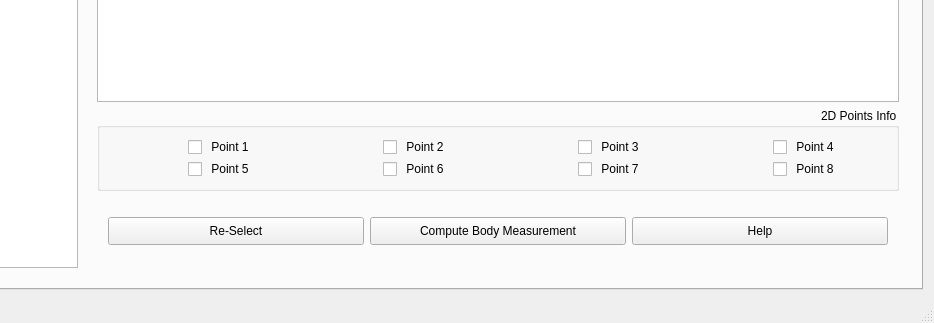
chenyangcheung/QinchuanCattleBMS, file mainwindow.ui: the form before one commit; both pictures show x 205 to 1139 and y 416 to 739 of the 1139 by 739 pixel window.
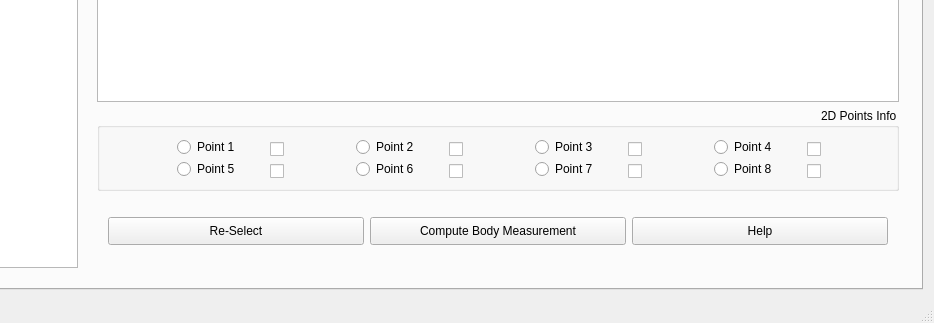
The form after the commit. Custom widgets are drawn as their Qt base class.

Commit message:
Complete basic function of selecting points
* using new graphics scene
* add ratio buttons for every point
* only when selecting ratio for point it works

```diff
--- a/mainwindow.ui
+++ b/mainwindow.ui
@@ -587,26 +587,63 @@
               <item row="0" column="0">
                <layout class="QHBoxLayout" name="horizontalLayout_4">
                 <item>
-                 <widget class="QLabel" name="label">
+                 <widget class="QCheckBox" name="point4Checkbox">
+                  <property name="sizePolicy">
+                   <sizepolicy hsizetype="Minimum" vsizetype="Fixed">
+                    <horstretch>0</horstretch>
+                    <verstretch>1</verstretch>
+                   </sizepolicy>
+                  </property>
                   <property name="minimumSize">
                    <size>
-                    <width>64</width>
+                    <width>20</width>
+                    <height>20</height>
+                   </size>
+                  </property>
+                  <property name="maximumSize">
+                   <size>
+                    <width>20</width>
+                    <height>20</height>
+                   </size>
+                  </property>
+                  <property name="text">
+                   <string/>
+                  </property>
+                 </widget>
+                </item>
+                <item>
+                 <widget class="QLabel" name="point4Label">
+                  <property name="minimumSize">
+                   <size>
+                    <width>61</width>
                     <height>16</height>
                    </size>
                   </property>
+                  <property name="maximumSize">
+                   <size>
+                    <width>61</width>
+                    <height>16</height>
+                   </size>
+                  </property>
                   <property name="text">
-                   <string> Point 4</string>
+                   <string>Point 4</string>
                   </property>
                  </widget>
                 </item>
                 <item>
-                 <widget class="QCheckBox" name="checkBox">
+                 <widget class="QRadioButton" name="point4Ratio">
                   <property name="minimumSize">
                    <size>
                     <width>16</width>
                     <height>16</height>
                    </size>
                   </property>
+                  <property name="maximumSize">
+                   <size>
+                    <width>16</width>
+                    <height>16</height>
+                   </size>
+                  </property>
                   <property name="text">
                    <string/>
                   </property>
@@ -617,26 +654,63 @@
               <item row="0" column="1">
                <layout class="QHBoxLayout" name="horizontalLayout_5">
                 <item>
-                 <widget class="QLabel" name="label_2">
+                 <widget class="QCheckBox" name="point3Checkbox">
+                  <property name="sizePolicy">
+                   <sizepolicy hsizetype="Minimum" vsizetype="Fixed">
+                    <horstretch>0</horstretch>
+                    <verstretch>1</verstretch>
+                   </sizepolicy>
+                  </property>
                   <property name="minimumSize">
                    <size>
-                    <width>64</width>
+                    <width>20</width>
+                    <height>20</height>
+                   </size>
+                  </property>
+                  <property name="maximumSize">
+                   <size>
+                    <width>20</width>
+                    <height>20</height>
+                   </size>
+                  </property>
+                  <property name="text">
+                   <string/>
+                  </property>
+                 </widget>
+                </item>
+                <item>
+                 <widget class="QLabel" name="point3Label">
+                  <property name="minimumSize">
+                   <size>
+                    <width>61</width>
                     <height>16</height>
                    </size>
                   </property>
+                  <property name="maximumSize">
+                   <size>
+                    <width>61</width>
+                    <height>16</height>
+                   </size>
+                  </property>
                   <property name="text">
-                   <string> Point 3</string>
+                   <string>Point 3</string>
                   </property>
                  </widget>
                 </item>
                 <item>
-                 <widget class="QCheckBox" name="checkBox_2">
+                 <widget class="QRadioButton" name="point3Ratio">
                   <property name="minimumSize">
                    <size>
                     <width>16</width>
                     <height>16</height>
                    </size>
                   </property>
+                  <property name="maximumSize">
+                   <size>
+                    <width>16</width>
+                    <height>16</height>
+                   </size>
+                  </property>
                   <property name="text">
                    <string/>
                   </property>
@@ -647,26 +721,63 @@
               <item row="0" column="2">
                <layout class="QHBoxLayout" name="horizontalLayout_6">
                 <item>
-                 <widget class="QLabel" name="label_3">
+                 <widget class="QCheckBox" name="checkBox_7">
+                  <property name="sizePolicy">
+                   <sizepolicy hsizetype="Minimum" vsizetype="Fixed">
+                    <horstretch>0</horstretch>
+                    <verstretch>1</verstretch>
+                   </sizepolicy>
+                  </property>
                   <property name="minimumSize">
                    <size>
-                    <width>64</width>
+                    <width>20</width>
+                    <height>20</height>
+                   </size>
+                  </property>
+                  <property name="maximumSize">
+                   <size>
+                    <width>20</width>
+                    <height>20</height>
+                   </size>
+                  </property>
+                  <property name="text">
+                   <string/>
+                  </property>
+                 </widget>
+                </item>
+                <item>
+                 <widget class="QLabel" name="point2Label">
+                  <property name="minimumSize">
+                   <size>
+                    <width>61</width>
                     <height>16</height>
                    </size>
                   </property>
+                  <property name="maximumSize">
+                   <size>
+                    <width>61</width>
+                    <height>16</height>
+                   </size>
+                  </property>
                   <property name="text">
-                   <string> Point 2</string>
+                   <string>Point 2</string>
                   </property>
                  </widget>
                 </item>
                 <item>
-                 <widget class="QCheckBox" name="checkBox_3">
+                 <widget class="QRadioButton" name="point2Ratio">
                   <property name="minimumSize">
                    <size>
                     <width>16</width>
                     <height>16</height>
                    </size>
                   </property>
+                  <property name="maximumSize">
+                   <size>
+                    <width>16</width>
+                    <height>16</height>
+                   </size>
+                  </property>
                   <property name="text">
                    <string/>
                   </property>
@@ -677,29 +788,63 @@
               <item row="0" column="3">
                <layout class="QHBoxLayout" name="horizontalLayout_7">
                 <item>
-                 <widget class="QLabel" name="label_4">
+                 <widget class="QCheckBox" name="point1CheckBox">
+                  <property name="sizePolicy">
+                   <sizepolicy hsizetype="Minimum" vsizetype="Fixed">
+                    <horstretch>0</horstretch>
+                    <verstretch>1</verstretch>
+                   </sizepolicy>
+                  </property>
                   <property name="minimumSize">
                    <size>
-                    <width>64</width>
+                    <width>20</width>
+                    <height>20</height>
+                   </size>
+                  </property>
+                  <property name="maximumSize">
+                   <size>
+                    <width>20</width>
+                    <height>20</height>
+                   </size>
+                  </property>
+                  <property name="text">
+                   <string/>
+                  </property>
+                 </widget>
+                </item>
+                <item>
+                 <widget class="QLabel" name="point1Label">
+                  <property name="minimumSize">
+                   <size>
+                    <width>61</width>
                     <height>16</height>
                    </size>
                   </property>
-                  <property name="mouseTracking">
-                   <bool>false</bool>
+                  <property name="maximumSize">
+                   <size>
+                    <width>61</width>
+                    <height>16</height>
+                   </size>
                   </property>
                   <property name="text">
-                   <string> Point 1</string>
+                   <string>Point 1</string>
                   </property>
                  </widget>
                 </item>
                 <item>
-                 <widget class="QCheckBox" name="checkBox_4">
+                 <widget class="QRadioButton" name="point1Ratio">
                   <property name="minimumSize">
                    <size>
                     <width>16</width>
                     <height>16</height>
                    </size>
                   </property>
+                  <property name="maximumSize">
+                   <size>
+                    <width>16</width>
+                    <height>16</height>
+                   </size>
+                  </property>
                   <property name="text">
                    <string/>
                   </property>
@@ -709,27 +854,64 @@
               </item>
               <item row="1" column="0">
                <layout class="QHBoxLayout" name="horizontalLayout_8">
+                <item>
+                 <widget class="QCheckBox" name="point8Label">
+                  <property name="sizePolicy">
+                   <sizepolicy hsizetype="Minimum" vsizetype="Fixed">
+                    <horstretch>0</horstretch>
+                    <verstretch>1</verstretch>
+                   </sizepolicy>
+                  </property>
+                  <property name="minimumSize">
+                   <size>
+                    <width>20</width>
+                    <height>20</height>
+                   </size>
+                  </property>
+                  <property name="maximumSize">
+                   <size>
+                    <width>20</width>
+                    <height>20</height>
+                   </size>
+                  </property>
+                  <property name="text">
+                   <string/>
+                  </property>
+                 </widget>
+                </item>
                 <item>
                  <widget class="QLabel" name="label_5">
                   <property name="minimumSize">
                    <size>
-                    <width>64</width>
+                    <width>61</width>
+                    <height>16</height>
+                   </size>
+                  </property>
+                  <property name="maximumSize">
+                   <size>
+                    <width>61</width>
                     <height>16</height>
                    </size>
                   </property>
                   <property name="text">
-                   <string> Point 8</string>
+                   <string>Point 8</string>
                   </property>
                  </widget>
                 </item>
                 <item>
-                 <widget class="QCheckBox" name="checkBox_5">
+                 <widget class="QRadioButton" name="point8Ratio">
                   <property name="minimumSize">
                    <size>
                     <width>16</width>
                     <height>16</height>
                    </size>
                   </property>
+                  <property name="maximumSize">
+                   <size>
+                    <width>16</width>
+                    <height>16</height>
+                   </size>
+                  </property>
                   <property name="text">
                    <string/>
                   </property>
@@ -738,28 +920,65 @@
                </layout>
               </item>
               <item row="1" column="1">
-               <layout class="QHBoxLayout" name="horizontalLayout_9">
+               <layout class="QHBoxLayout" name="horizontalLayout_10">
+                <item>
+                 <widget class="QCheckBox" name="point7Checkbox">
+                  <property name="sizePolicy">
+                   <sizepolicy hsizetype="Minimum" vsizetype="Fixed">
+                    <horstretch>0</horstretch>
+                    <verstretch>1</verstretch>
+                   </sizepolicy>
+                  </property>
+                  <property name="minimumSize">
+                   <size>
+                    <width>20</width>
+                    <height>20</height>
+                   </size>
+                  </property>
+                  <property name="maximumSize">
+                   <size>
+                    <width>20</width>
+                    <height>20</height>
+                   </size>
+                  </property>
+                  <property name="text">
+                   <string/>
+                  </property>
+                 </widget>
+                </item>
                 <item>
                  <widget class="QLabel" name="label_6">
                   <property name="minimumSize">
                    <size>
-                    <width>64</width>
+                    <width>61</width>
+                    <height>16</height>
+                   </size>
+                  </property>
+                  <property name="maximumSize">
+                   <size>
+                    <width>61</width>
                     <height>16</height>
                    </size>
                   </property>
                   <property name="text">
-                   <string> Point 7</string>
+                   <string>Point 7</string>
                   </property>
                  </widget>
                 </item>
                 <item>
-                 <widget class="QCheckBox" name="checkBox_6">
+                 <widget class="QRadioButton" name="point7Ratio">
                   <property name="minimumSize">
                    <size>
                     <width>16</width>
                     <height>16</height>
                    </size>
                   </property>
+                  <property name="maximumSize">
+                   <size>
+                    <width>16</width>
+                    <height>16</height>
+                   </size>
+                  </property>
                   <property name="text">
                    <string/>
                   </property>
@@ -768,28 +987,65 @@
                </layout>
               </item>
               <item row="1" column="2">
-               <layout class="QHBoxLayout" name="horizontalLayout_10">
+               <layout class="QHBoxLayout" name="horizontalLayout_11">
+                <item>
+                 <widget class="QCheckBox" name="point6Checkbox">
+                  <property name="sizePolicy">
+                   <sizepolicy hsizetype="Minimum" vsizetype="Fixed">
+                    <horstretch>0</horstretch>
+                    <verstretch>1</verstretch>
+                   </sizepolicy>
+                  </property>
+                  <property name="minimumSize">
+                   <size>
+                    <width>20</width>
+                    <height>20</height>
+                   </size>
+                  </property>
+                  <property name="maximumSize">
+                   <size>
+                    <width>20</width>
+                    <height>20</height>
+                   </size>
+                  </property>
+                  <property name="text">
+                   <string/>
+                  </property>
+                 </widget>
+                </item>
                 <item>
                  <widget class="QLabel" name="label_7">
                   <property name="minimumSize">
                    <size>
-                    <width>64</width>
+                    <width>61</width>
+                    <height>16</height>
+                   </size>
+                  </property>
+                  <property name="maximumSize">
+                   <size>
+                    <width>61</width>
                     <height>16</height>
                    </size>
                   </property>
                   <property name="text">
-                   <string> Point 6</string>
+                   <string>Point 6</string>
                   </property>
                  </widget>
                 </item>
                 <item>
-                 <widget class="QCheckBox" name="checkBox_7">
+                 <widget class="QRadioButton" name="point6Ratio">
                   <property name="minimumSize">
                    <size>
                     <width>16</width>
                     <height>16</height>
                    </size>
                   </property>
+                  <property name="maximumSize">
+                   <size>
+                    <width>16</width>
+                    <height>16</height>
+                   </size>
+                  </property>
                   <property name="text">
                    <string/>
                   </property>
@@ -798,28 +1054,65 @@
                </layout>
               </item>
               <item row="1" column="3">
-               <layout class="QHBoxLayout" name="horizontalLayout_11">
+               <layout class="QHBoxLayout" name="horizontalLayout_19">
                 <item>
-                 <widget class="QLabel" name="label_8">
+                 <widget class="QCheckBox" name="point5Checkbox">
+                  <property name="sizePolicy">
+                   <sizepolicy hsizetype="Minimum" vsizetype="Fixed">
+                    <horstretch>0</horstretch>
+                    <verstretch>1</verstretch>
+                   </sizepolicy>
+                  </property>
                   <property name="minimumSize">
                    <size>
-                    <width>64</width>
+                    <width>20</width>
+                    <height>20</height>
+                   </size>
+                  </property>
+                  <property name="maximumSize">
+                   <size>
+                    <width>20</width>
+                    <height>20</height>
+                   </size>
+                  </property>
+                  <property name="text">
+                   <string/>
+                  </property>
+                 </widget>
+                </item>
+                <item>
+                 <widget class="QLabel" name="point5Label">
+                  <property name="minimumSize">
+                   <size>
+                    <width>61</width>
                     <height>16</height>
                    </size>
                   </property>
+                  <property name="maximumSize">
+                   <size>
+                    <width>61</width>
+                    <height>16</height>
+                   </size>
+                  </property>
                   <property name="text">
-                   <string> Point 5</string>
+                   <string>Point 5</string>
                   </property>
                  </widget>
                 </item>
                 <item>
-                 <widget class="QCheckBox" name="checkBox_8">
+                 <widget class="QRadioButton" name="point5Ratio">
                   <property name="minimumSize">
                    <size>
                     <width>16</width>
                     <height>16</height>
                    </size>
                   </property>
+                  <property name="maximumSize">
+                   <size>
+                    <width>16</width>
+                    <height>16</height>
+                   </size>
+                  </property>
                   <property name="text">
                    <string/>
                   </property>
```
Left out of the diff: 52 changed lines with no effect on the pictures. The commit also changes 5 other files.
